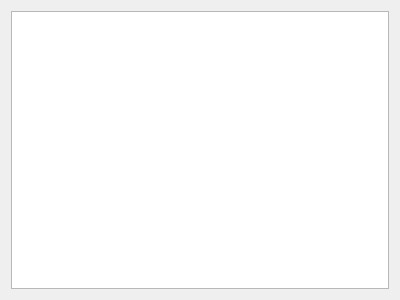
The window that src/gui/entry/EditEntryWidgetHistory.ui (danilovsergei/keepassx-gdrive) describes before a commit, drawn with Qt 5.
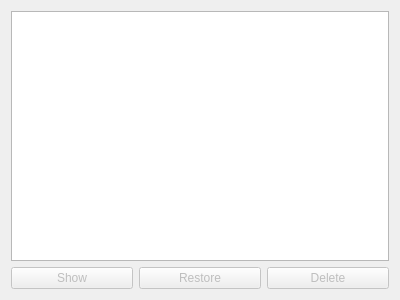
The same window after the commit.

Commit message:
History items can now be removed.
Refs #23

```diff
--- a/src/gui/entry/EditEntryWidgetHistory.ui
+++ b/src/gui/entry/EditEntryWidgetHistory.ui
@@ -17,6 +17,40 @@
    <item>
     <widget class="QTreeView" name="historyView"/>
    </item>
+   <item>
+    <layout class="QHBoxLayout" name="horizontalLayout">
+     <item>
+      <widget class="QPushButton" name="showButton">
+       <property name="enabled">
+        <bool>false</bool>
+       </property>
+       <property name="text">
+        <string>Show</string>
+       </property>
+      </widget>
+     </item>
+     <item>
+      <widget class="QPushButton" name="restoreButton">
+       <property name="enabled">
+        <bool>false</bool>
+       </property>
+       <property name="text">
+        <string>Restore</string>
+       </property>
+      </widget>
+     </item>
+     <item>
+      <widget class="QPushButton" name="deleteButton">
+       <property name="enabled">
+        <bool>false</bool>
+       </property>
+       <property name="text">
+        <string>Delete</string>
+       </property>
+      </widget>
+     </item>
+    </layout>
+   </item>
   </layout>
  </widget>
  <resources/>
```
The commit also changes 6 other files.
